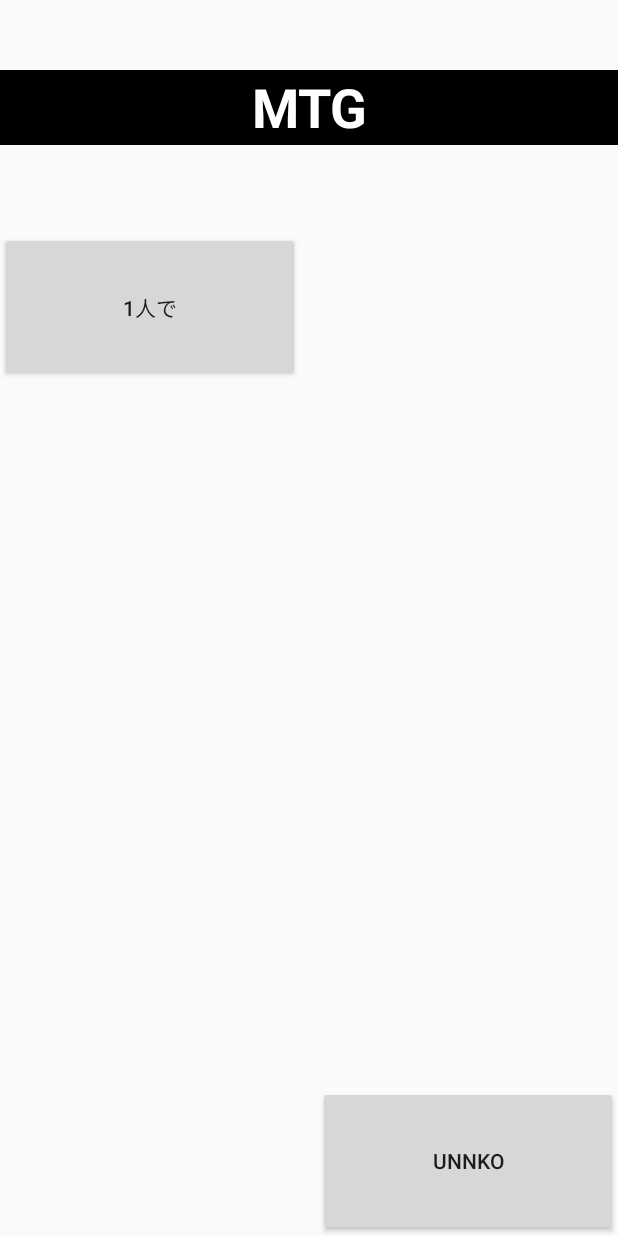
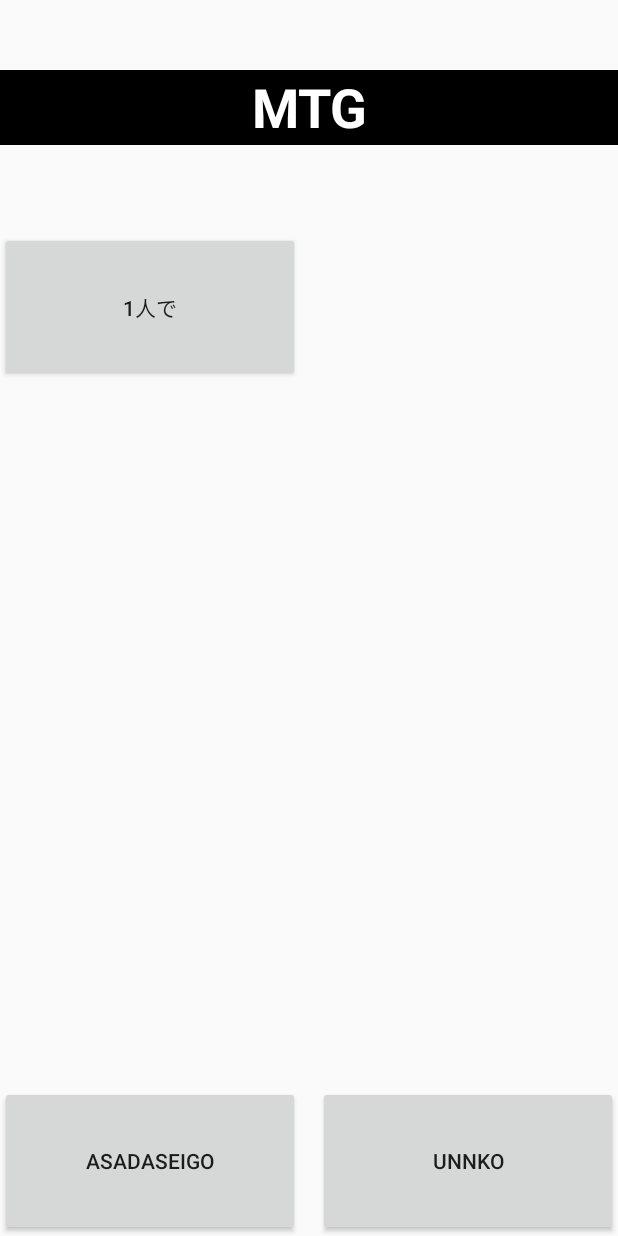
Before and after one commit to SoMaHi/MTG, an Android app: the layout activity_main.xml on its own in the app's theme, with its tools: preview values and no code run, on a phone screen of 412 x 824 dp. Run offline under Robolectric (Android 15) with nearby library versions, the phone set to English and light mode, and no system bars.

Commit message:
asadaseigoの追加

```diff
--- a/app/src/main/res/layout/activity_main.xml
+++ b/app/src/main/res/layout/activity_main.xml
@@ -5,6 +5,15 @@
     android:layout_width="match_parent"
     android:layout_height="match_parent"
     tools:context=".MainActivity">
+
+    <Button
+        android:id="@+id/buttonDraftOne4"
+        android:layout_width="200dp"
+        android:layout_height="100dp"
+        android:text="@string/draftOne"
+        app:layout_constraintBottom_toBottomOf="parent"
+        app:layout_constraintStart_toStartOf="parent"
+        tools:text="asadaseigo" />
 
     <Button
         android:id="@+id/buttonDraftOne2"
```
